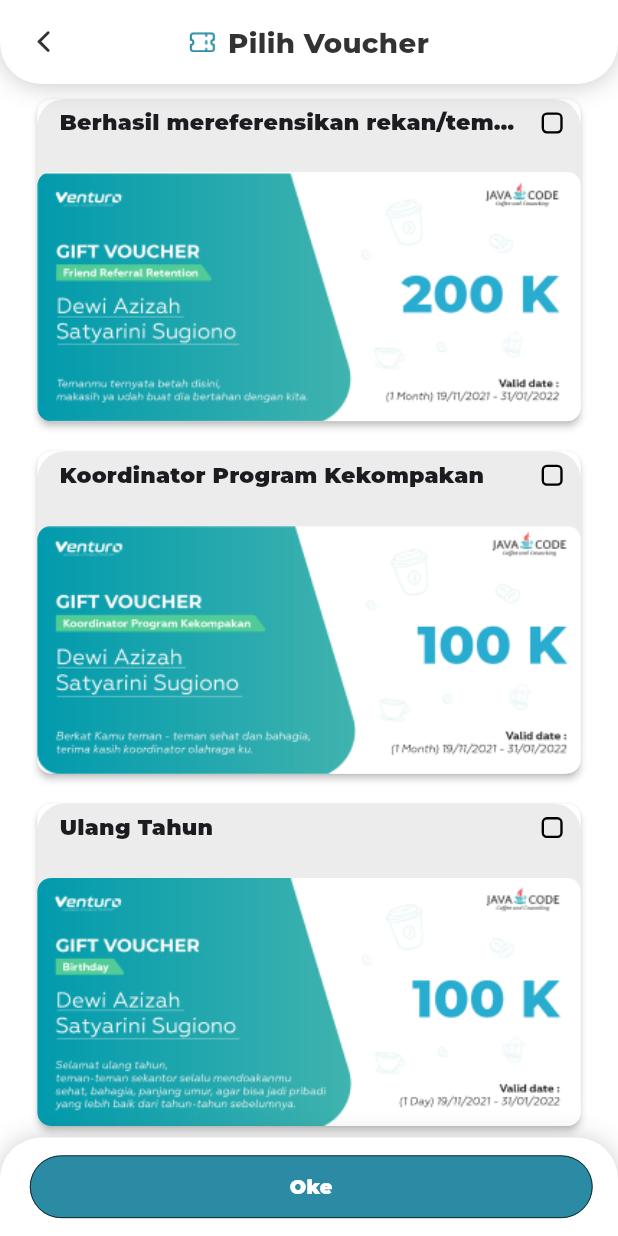
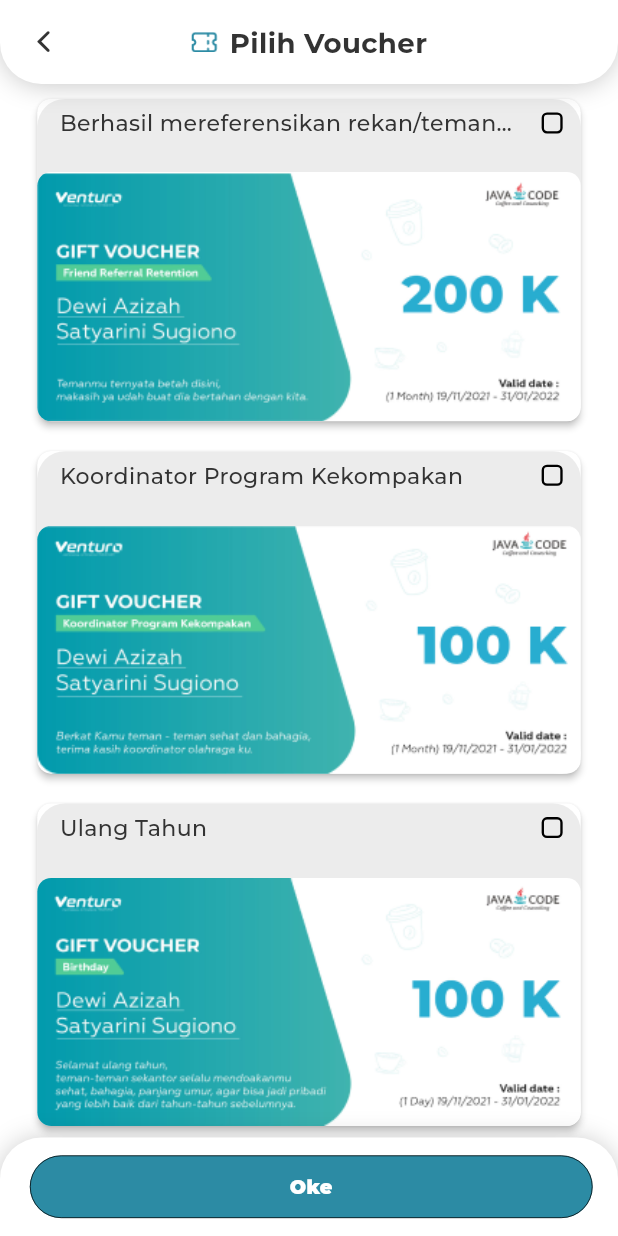
Before and after one commit to ddreambug/venturo_food, a Flutter app: the VoucherView screen opened by its route, on a phone screen of 412 x 824 dp. Run offline on Flutter 3.47's test engine with Material 3 defaults, Android fonts, the phone set to English and light mode, and no system bars; our stand-ins replace cached_network_image, dio, firebase_analytics, firebase_core, flutter_easyloading, flutter_screenutil and 10 more; missing offline and left inert: iconify_flutter, panara_dialogs; accounts and stored records are empty; network calls fail.

Commit message:
refactor(ui): pasca code review

```diff
--- a/lib/features/main_menu/sub_features/checkout/controllers/checkout_controller.dart
+++ b/lib/features/main_menu/sub_features/checkout/controllers/checkout_controller.dart
@@ -128,7 +128,6 @@
       if (cart[itemIndex]['jumlah'] == 0) {
         deleteCartItem(idMenu);
       }
-      print(cart.length);
       cart.refresh();
       changeFinalHarga();
     } else {
--- a/lib/features/main_menu/sub_features/checkout/views/components/checkout_bottom_navbar.dart
+++ b/lib/features/main_menu/sub_features/checkout/views/components/checkout_bottom_navbar.dart
@@ -65,7 +65,7 @@
             const Spacer(),
             SizedBox(
               height: 42.w,
-              width: 168.w,
+              width: 200.w,
               child: OutlinedButton(
                 onPressed: () {},
                 style: OutlinedButton.styleFrom(
--- a/lib/features/main_menu/sub_features/checkout/views/components/custom_quantity_button.dart
+++ b/lib/features/main_menu/sub_features/checkout/views/components/custom_quantity_button.dart
@@ -1,8 +1,8 @@
 import 'package:flutter/material.dart';
-import 'package:get/get.dart';
 import 'package:venturo_food/constants/cores/assets/image_constant.dart';
 import 'package:flutter_screenutil/flutter_screenutil.dart';
 import 'package:venturo_food/features/main_menu/sub_features/checkout/controllers/checkout_controller.dart';
+import 'package:venturo_food/shared/widgets/styles/google_text_style.dart';
 import 'package:venturo_food/utils/enums/enum.dart';
 
 /// Used in menu_detail_view.dart
@@ -52,7 +52,7 @@
     } else {
       return Text(
         'Stok Habis',
-        style: Get.textTheme.labelSmall!.copyWith(fontSize: 16.sp),
+        style: GoogleTextStyle.w400.copyWith(fontSize: 16.sp),
       );
     }
   }
--- a/lib/features/main_menu/sub_features/checkout/views/ui/checkout_view.dart
+++ b/lib/features/main_menu/sub_features/checkout/views/ui/checkout_view.dart
@@ -36,7 +36,7 @@
           body: Obx(
             () {
               if (cartItem.isEmpty) {
-                return _buildPesananKosong();
+                return _buildEmptyCart();
               } else {
                 return Stack(
                   children: [
@@ -112,7 +112,7 @@
     );
   }
 
-  Widget _buildPesananKosong() {
+  Widget _buildEmptyCart() {
     return Center(
       child: Column(
         mainAxisAlignment: MainAxisAlignment.center,
--- a/lib/features/main_menu/sub_features/checkout/views/ui/voucher_view.dart
+++ b/lib/features/main_menu/sub_features/checkout/views/ui/voucher_view.dart
@@ -1,11 +1,11 @@
 import 'package:flutter/material.dart';
 import 'package:flutter_screenutil/flutter_screenutil.dart';
-import 'package:get/get.dart';
 import 'package:venturo_food/configs/themes/main_color.dart';
 import 'package:venturo_food/features/main_menu/sub_features/checkout/controllers/checkout_controller.dart';
 import 'package:venturo_food/features/main_menu/sub_features/checkout/views/components/checkout_bottom_navbar.dart';
 import 'package:venturo_food/features/main_menu/views/components/custom_appbar.dart';
 import 'package:venturo_food/constants/cores/assets/image_constant.dart';
+import 'package:venturo_food/shared/widgets/styles/google_text_style.dart';
 
 class VoucherView extends StatelessWidget {
   const VoucherView({super.key});
@@ -55,11 +55,8 @@
                                     Expanded(
                                       child: Text(
                                         voucherList[index]['promo_description'],
-                                        style:
-                                            Get.textTheme.titleMedium!.copyWith(
-                                          fontSize: 16.sp,
-                                          fontWeight: FontWeight.w900,
-                                        ),
+                                        style: GoogleTextStyle.w500
+                                            .copyWith(fontSize: 16.sp),
                                         overflow: TextOverflow.ellipsis,
                                         maxLines: 1,
                                       ),
--- a/lib/features/main_menu/views/components/custom_appbar.dart
+++ b/lib/features/main_menu/views/components/custom_appbar.dart
@@ -4,6 +4,7 @@
 import 'package:get/get.dart';
 import 'package:venturo_food/configs/themes/main_color.dart';
 import 'package:venturo_food/constants/cores/assets/image_constant.dart';
+import 'package:venturo_food/shared/widgets/styles/google_text_style.dart';
 
 /// Used in promo_detail_view.dart
 /// Used in subfeatures menu_detail_view.dart
@@ -71,8 +72,7 @@
                 SizedBox(width: 8.w),
                 Text(
                   appBarTitle,
-                  style: Get.textTheme.bodyMedium!
-                      .copyWith(fontWeight: FontWeight.w800, fontSize: 20.sp),
+                  style: GoogleTextStyle.w700.copyWith(fontSize: 20.sp),
                 ),
               ],
             ),
--- a/lib/features/main_menu/views/components/menu_chip.dart
+++ b/lib/features/main_menu/views/components/menu_chip.dart
@@ -1,8 +1,8 @@
 import 'package:flutter/material.dart';
 import 'package:flutter_screenutil/flutter_screenutil.dart';
 import 'package:flutter_svg/flutter_svg.dart';
-import 'package:get/get.dart';
 import 'package:venturo_food/configs/themes/main_color.dart';
+import 'package:venturo_food/shared/widgets/styles/google_text_style.dart';
 
 /// Used in list_category.dart
 class MenuChip extends StatelessWidget {
@@ -46,7 +46,7 @@
                 SizedBox(width: 5.w),
                 Text(
                   text,
-                  style: Get.textTheme.bodyMedium!.copyWith(
+                  style: GoogleTextStyle.w600.copyWith(
                       color: Colors.white,
                       fontSize: 20.sp,
                       fontWeight: FontWeight.w600),
--- a/lib/features/main_menu/views/ui/main_menu_view.dart
+++ b/lib/features/main_menu/views/ui/main_menu_view.dart
@@ -4,7 +4,6 @@
 import 'package:venturo_food/configs/themes/main_color.dart';
 import 'package:venturo_food/constants/cores/assets/image_constant.dart';
 import 'package:venturo_food/features/main_menu/controllers/list_controller.dart';
-import 'package:venturo_food/features/main_menu/repositories/list_repository.dart';
 import 'package:venturo_food/features/main_menu/views/components/custom_bottomnavbar.dart';
 import 'package:venturo_food/features/main_menu/views/components/list_category.dart';
 import 'package:venturo_food/features/main_menu/views/components/list_item.dart';
@@ -18,7 +17,6 @@
 
   @override
   Widget build(BuildContext context) {
-    List<Map<String, dynamic>> promoRepo = ListRepository().promo;
     final listController = ListController.to;
 
     return SafeArea(
@@ -54,7 +52,7 @@
                       ImageConstant.promoIcon,
                       height: 14.h,
                     ),
-                    title: 'Promo Yang Tersedia (${promoRepo.length})',
+                    title: 'Promo yang Tersedia ',
                     isHeader: true,
                   ),
                 ),
--- /dev/null
+++ b/lib/shared/widgets/styles/google_text_style.dart
@@ -0,0 +1,14 @@
+import 'package:flutter/material.dart';
+import 'package:google_fonts/google_fonts.dart';
+
+class GoogleTextStyle {
+  static final w100 = GoogleFonts.montserrat(fontWeight: FontWeight.w100);
+  static final w200 = GoogleFonts.montserrat(fontWeight: FontWeight.w200);
+  static final w300 = GoogleFonts.montserrat(fontWeight: FontWeight.w300);
+  static final w400 = GoogleFonts.montserrat(fontWeight: FontWeight.w400);
+  static final w500 = GoogleFonts.montserrat(fontWeight: FontWeight.w500);
+  static final w600 = GoogleFonts.montserrat(fontWeight: FontWeight.w600);
+  static final w700 = GoogleFonts.montserrat(fontWeight: FontWeight.w700);
+  static final w800 = GoogleFonts.montserrat(fontWeight: FontWeight.w800);
+  static final w900 = GoogleFonts.montserrat(fontWeight: FontWeight.w900);
+}
```
Also changed, not shown: lib/features/main_menu/sub_features/checkout/views/components/custom_choice_chip.dart (+12 -6 lines), lib/features/main_menu/sub_features/checkout/views/components/menu_detail_list.dart (+8 -13 lines), lib/features/main_menu/sub_features/checkout/views/ui/menu_detail_view.dart (+9 -14 lines), lib/features/main_menu/views/components/menu_card.dart (+6 -11 lines), lib/features/main_menu/views/components/promo_card.dart (+7 -7 lines), lib/features/main_menu/views/components/search_app_bar.dart (+5 -8 lines), lib/features/main_menu/views/components/section_header.dart (+4 -9 lines), lib/features/main_menu/views/ui/promo_detail_view.dart (+10 -13 lines).
